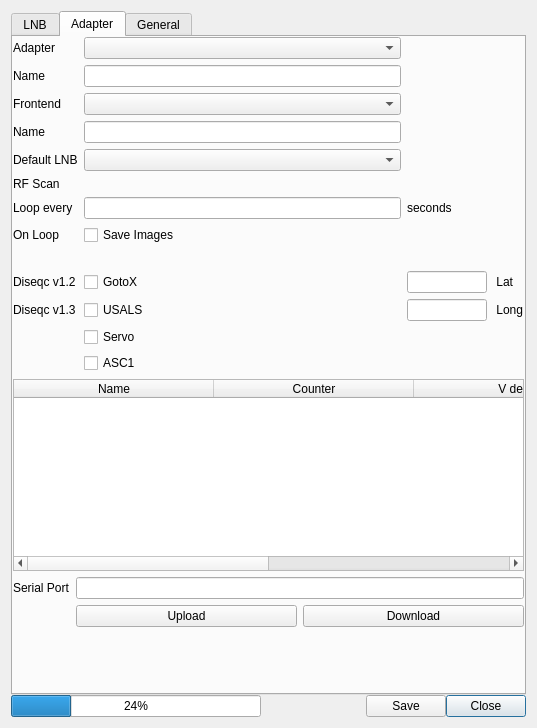
This is settings.ui in stahir/updatedvb as Qt 5 draws it before an edit. The edited form follows.
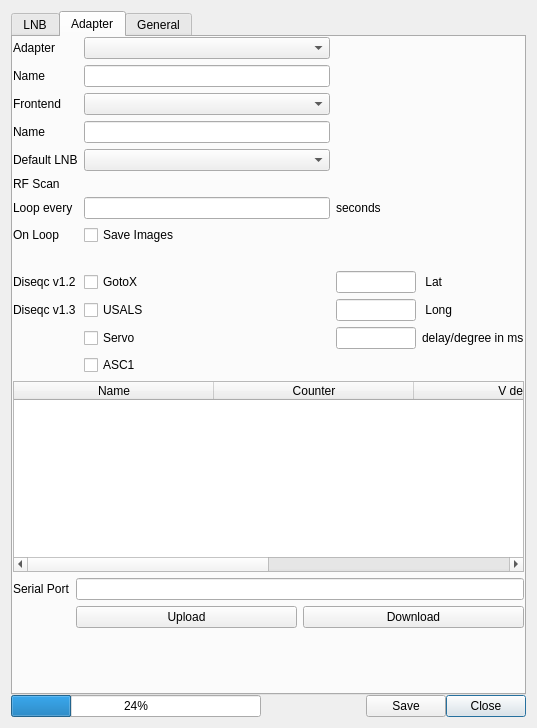
This is the edited form.

Commit message: add customizable delay for ms/degree for diseqc motors

Diff of the .ui file:
```diff
--- a/settings.ui
+++ b/settings.ui
@@ -619,6 +619,23 @@
               </property>
              </widget>
             </item>
+            <item row="11" column="2">
+             <widget class="QLineEdit" name="lineEdit_motor_delay">
+              <property name="maximumSize">
+               <size>
+                <width>80</width>
+                <height>16777215</height>
+               </size>
+              </property>
+             </widget>
+            </item>
+            <item row="11" column="3">
+             <widget class="QLabel" name="label_motor_delay">
+              <property name="text">
+               <string>delay/degree in ms</string>
+              </property>
+             </widget>
+            </item>
            </layout>
           </item>
           <item row="5" column="0">
```
The commit also changes 4 other files.
